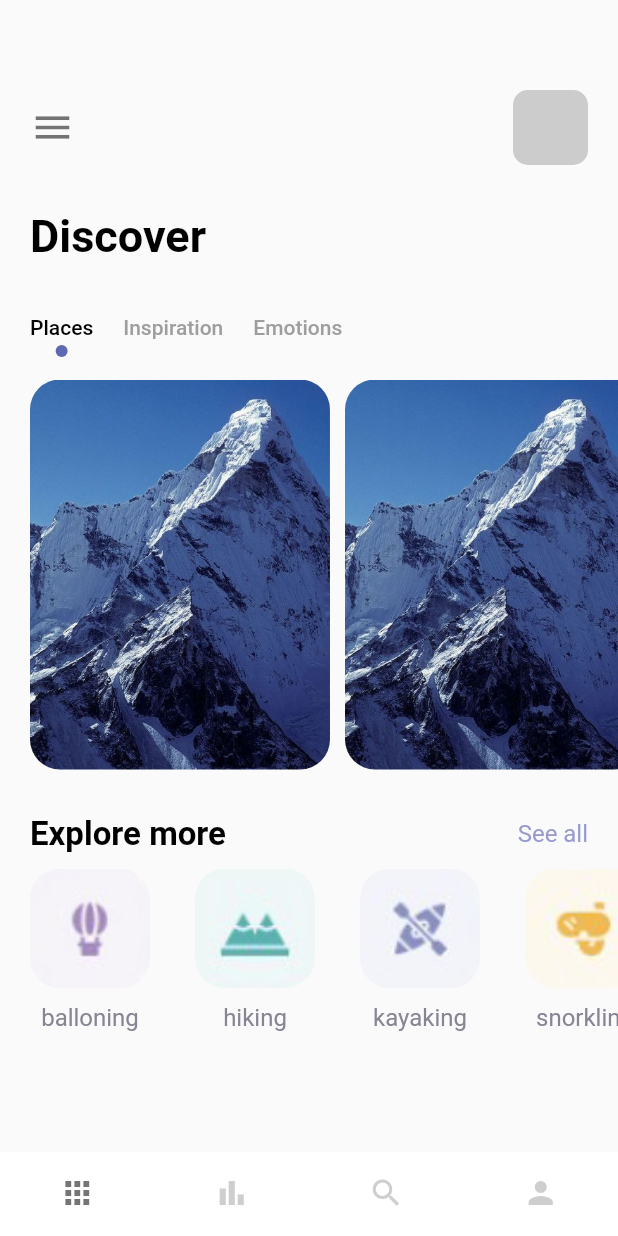
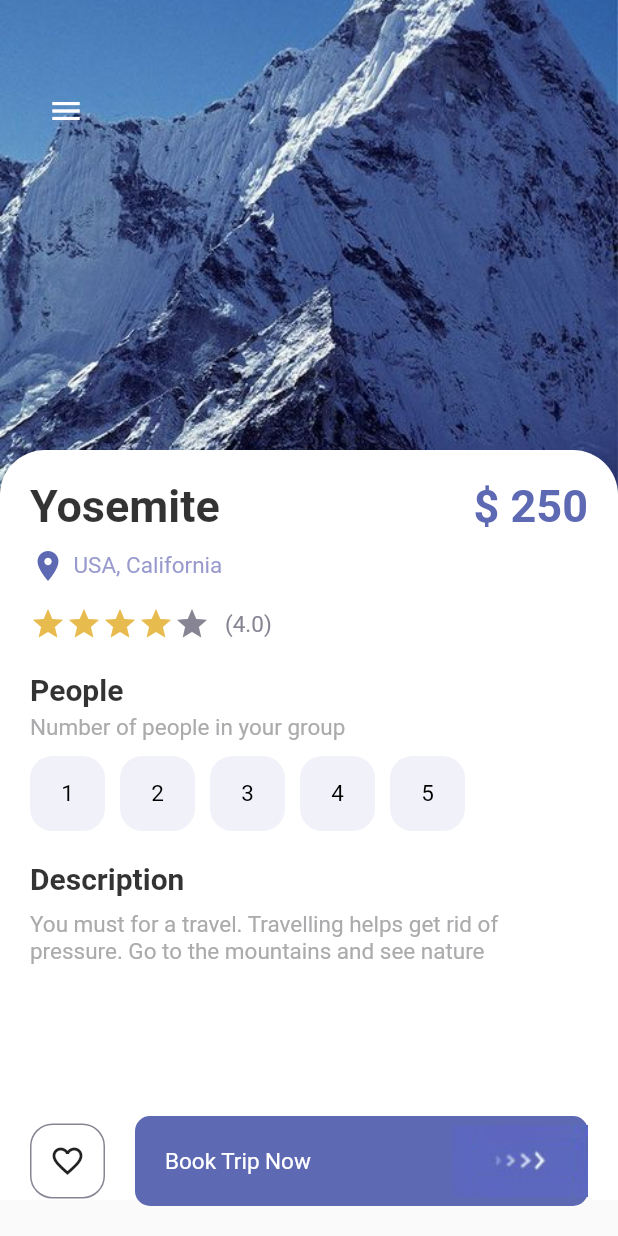
Before and after one commit to Andile-coder/travel_app, a Flutter app: the screen it shows after launch, on a phone screen of 412 x 824 dp. Run offline on Flutter 3.47's test engine with Material 2 defaults, Android fonts, the phone set to English and light mode, and no system bars.

Commit message:
details page

```diff
--- a/lib/main.dart
+++ b/lib/main.dart
@@ -1,4 +1,5 @@
 import 'package:flutter/material.dart';
+import 'package:travel_app/pages/detail_page.dart';
 import 'package:travel_app/pages/navpages/main_page.dart';
 import 'package:travel_app/pages/welcome_page.dart';
 
@@ -10,7 +11,7 @@ class MyApp extends StatelessWidget {
       theme: ThemeData(
         primarySwatch: Colors.blue,
       ),
-      home: MainPage(),
+      home: DetailPage(),
     );
   }
 }
--- /dev/null
+++ b/lib/pages/detail_page.dart
@@ -0,0 +1,218 @@
+import 'package:flutter/material.dart';
+import 'package:flutter/widgets.dart';
+import 'package:travel_app/misc/colors.dart';
+import 'package:travel_app/widgets/app_buttons.dart';
+import 'package:travel_app/widgets/app_large_text.dart';
+import 'package:travel_app/widgets/app_text.dart';
+import 'package:travel_app/widgets/responsive_button.dart';
+
+class DetailPage extends StatefulWidget {
+  const DetailPage({
+    Key? key,
+  }) : super(key: key);
+
+  @override
+  State<StatefulWidget> createState() {
+    return _DetailPageState();
+  }
+}
+
+class _DetailPageState extends State<DetailPage> {
+  int gottenStars = 4;
+  int selectedIndex = -1;
+  @override
+  Widget build(BuildContext context) {
+    return Scaffold(
+      body: Container(
+        width: double.maxFinite,
+        height: double.maxFinite,
+        child: Stack(children: [
+          Positioned(
+              left: 0,
+              right: 0,
+              child: Container(
+                width: double.maxFinite,
+                height: 350,
+                decoration: BoxDecoration(
+                    image: DecorationImage(
+                        image: AssetImage("assets/images/mountain.jpeg"),
+                        fit: BoxFit.cover)),
+              )),
+          Positioned(
+              left: 20,
+              top: 50,
+              child: Row(
+                children: [
+                  IconButton(
+                    onPressed: () {},
+                    icon: Icon(Icons.menu),
+                    color: Colors.white,
+                  )
+                ],
+              )),
+          Positioned(
+              top: 300,
+              child: Container(
+                padding: EdgeInsets.only(top: 20, left: 20, right: 20),
+                width: MediaQuery.of(context).size.width,
+                height: 500,
+                decoration: BoxDecoration(
+                    color: Colors.white,
+                    borderRadius: BorderRadius.only(
+                        topLeft: Radius.circular(30),
+                        topRight: Radius.circular(30))),
+                child: Column(
+                    crossAxisAlignment: CrossAxisAlignment.start,
+                    children: [
+                      Row(
+                        mainAxisAlignment: MainAxisAlignment.spaceBetween,
+                        children: [
+                          AppLargeText(
+                            text: "Yosemite",
+                            color: Colors.black.withOpacity(0.8),
+                          ),
+                          AppLargeText(
+                            text: "\$ 250",
+                            color: AppColors.mainColor,
+                          )
+                        ],
+                      ),
+                      SizedBox(
+                        height: 10,
+                      ),
+                      Row(
+                        children: [
+                          Icon(
+                            Icons.location_on,
+                            color: AppColors.mainColor,
+                          ),
+                          SizedBox(
+                            width: 5,
+                          ),
+                          AppText(
+                            text: "USA, California",
+                            color: AppColors.textColor1,
+                          )
+                        ],
+                      ),
+                      SizedBox(
+                        height: 15,
+                      ),
+                      Row(
+                        children: [
+                          Wrap(
+                              children: List.generate(
+                            5,
+                            (index) {
+                              return Icon(
+                                Icons.star,
+                                color: gottenStars > index
+                                    ? AppColors.starColor
+                                    : AppColors.textColor2,
+                              );
+                            },
+                          )),
+                          SizedBox(
+                            width: 10,
+                          ),
+                          AppText(
+                            text: "(4.0)",
+                            color: AppColors.textColor2,
+                          )
+                        ],
+                      ),
+                      SizedBox(
+                        height: 20,
+                      ),
+                      AppLargeText(
+                        text: "People",
+                        color: Colors.black.withOpacity(0.8),
+                        fontSize: 20,
+                      ),
+                      SizedBox(
+                        height: 5,
+                      ),
+                      AppText(
+                        text: "Number of people in your group",
+                        color: AppColors.mainTextColor,
+                      ),
+                      SizedBox(
+                        height: 10,
+                      ),
+                      Wrap(
+                        children: List.generate(5, (index) {
+                          return InkWell(
+                            onTap: () {
+                              setState(() {
+                                selectedIndex = index;
+                              });
+                            },
+                            child: Container(
+                              margin: EdgeInsets.only(right: 10),
+                              child: AppButton(
+                                color: selectedIndex == index
+                                    ? Colors.white
+                                    : Colors.black,
+                                backgroundColor: selectedIndex == index
+                                    ? Colors.black
+                                    : AppColors.buttonBackground,
+                                borderColor: selectedIndex == index
+                                    ? Colors.black
+                                    : AppColors.buttonBackground,
+                                size: 50,
+                                child: AppText(
+                                  text: '${index + 1}',
+                                  color: selectedIndex == index
+                                      ? Colors.white
+                                      : Colors.black,
+                                ),
+                              ),
+                            ),
+                          );
+                        }),
+                      ),
+                      SizedBox(
+                        height: 20,
+                      ),
+                      AppLargeText(
+                        text: "Description",
+                        color: Colors.black.withOpacity(0.8),
+                        fontSize: 20,
+                      ),
+                      SizedBox(
+                        height: 10,
+                      ),
+                      AppText(
+                        text:
+                            "You must for a travel. Travelling helps get rid of pressure. Go to the mountains and see nature",
+                        color: AppColors.mainTextColor,
+                      ),
+                    ]),
+              )),
+          Positioned(
+              bottom: 20,
+              left: 20,
+              right: 20,
+              child: Row(
+                children: [
+                  AppButton(
+                      backgroundColor: Colors.white,
+                      borderColor: AppColors.textColor2,
+                      color: AppColors.textColor2,
+                      child: Icon(Icons.favorite_border),
+                      size: 50),
+                  SizedBox(
+                    width: 20,
+                  ),
+                  ResponsiveButton(
+                    onPressed: () {},
+                    isResponsive: true,
+                    text: "Book Trip Now",
+                  )
+                ],
+              ))
+        ]),
+      ),
+    );
+  }
+}
--- a/lib/pages/navpages/home_page.dart
+++ b/lib/pages/navpages/home_page.dart
@@ -114,7 +114,6 @@ class _HomePageState extends State<HomePage> with TickerProviderStateMixin {
         //
         ,
         SizedBox(height: 30),
-
         Container(
           margin: const EdgeInsets.only(
             left: 20,
--- /dev/null
+++ b/lib/widgets/app_buttons.dart
@@ -0,0 +1,31 @@
+import 'package:flutter/material.dart';
+import 'package:travel_app/misc/colors.dart';
+
+class AppButton extends StatelessWidget {
+  final color;
+  final backgroundColor;
+  final Widget child;
+  double size;
+  final Color borderColor;
+  AppButton(
+      {Key? key,
+      required this.backgroundColor,
+      required this.borderColor,
+      required this.color,
+      required this.child,
+      required this.size})
+      : super(key: key);
+  @override
+  Widget build(BuildContext context) {
+    return Container(
+      width: size,
+      height: size,
+      decoration: BoxDecoration(
+        border: Border.all(color: borderColor, width: 1.0),
+        borderRadius: BorderRadius.circular(15),
+        color: backgroundColor,
+      ),
+      child: Center(child: child),
+    );
+  }
+}
--- a/lib/widgets/app_text.dart
+++ b/lib/widgets/app_text.dart
@@ -12,7 +12,7 @@ class AppText extends StatelessWidget {
   const AppText({
     required this.text,
     this.color = Colors.black54,
-    this.fontSize = 16,
+    this.fontSize = 15,
     this.fontWeight = FontWeight.normal,
     this.textAlign = TextAlign.left,
     this.maxLines = 1,
--- a/lib/widgets/responsive_button.dart
+++ b/lib/widgets/responsive_button.dart
@@ -1,5 +1,6 @@
 import 'package:flutter/material.dart';
 import 'package:travel_app/misc/colors.dart';
+import 'package:travel_app/widgets/app_text.dart';
 
 class ResponsiveButton extends StatelessWidget {
   String? text;
@@ -16,7 +17,7 @@ class ResponsiveButton extends StatelessWidget {
     Key? key,
     this.text,
     this.isResponsive = false,
-    this.width,
+    this.width = 120,
     required this.onPressed,
     this.color = Colors.black,
     this.fontSize = 16,
@@ -27,21 +28,34 @@ class ResponsiveButton extends StatelessWidget {
   }) : super(key: key);
   @override
   Widget build(BuildContext context) {
-    return Container(
-      width: width,
+    return Flexible(
+      child: Container(
+        width: isResponsive ? double.maxFinite : width,
         height: 60,
         decoration: BoxDecoration(
           color: AppColors.mainColor,
           borderRadius: BorderRadius.circular(10),
         ),
         child: Row(
-        mainAxisAlignment: MainAxisAlignment.center,
+          mainAxisAlignment: isResponsive
+              ? MainAxisAlignment.spaceBetween
+              : MainAxisAlignment.center,
           children: [
+            isResponsive
+                ? Container(
+                    margin: EdgeInsets.only(left: 20),
+                    child: AppText(
+                      text: "Book Trip Now",
+                      color: Colors.white,
+                    ),
+                  )
+                : Container(),
             Image.asset(
               'assets/images/button-one.png',
             ),
           ],
         ),
+      ),
     );
   }
 }
```
Lines whose indentation alone changed are shown as unchanged.
